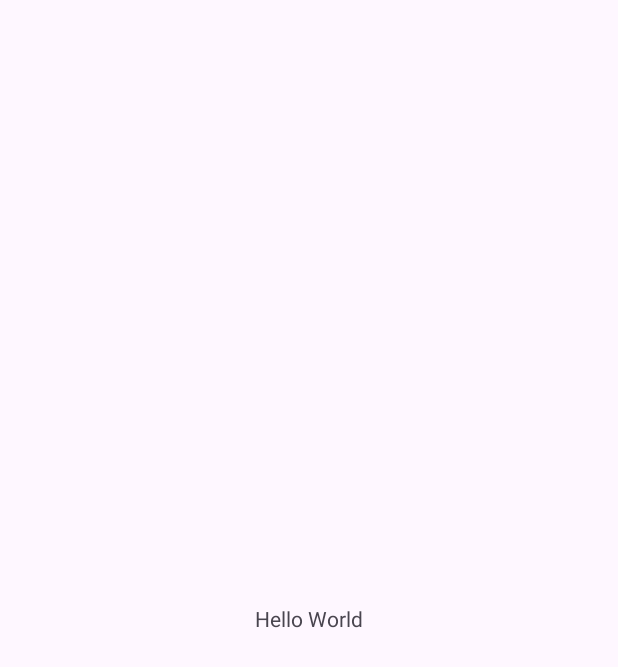
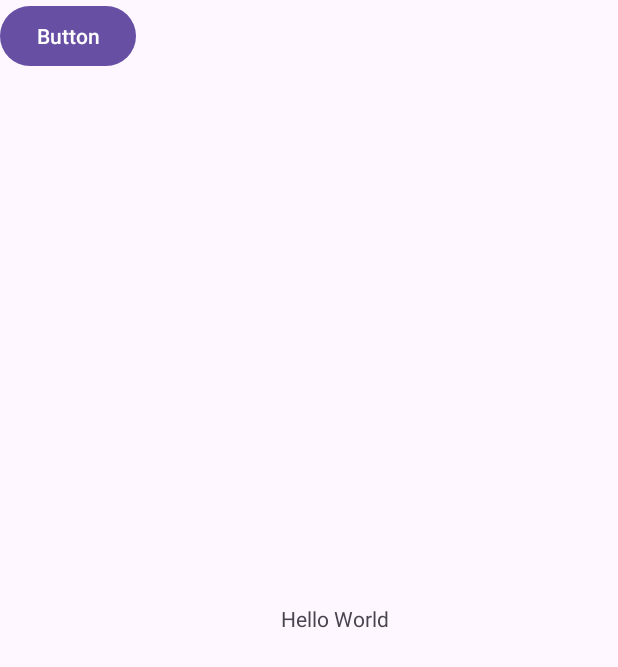
Before and after one commit to NUTTOD/DentisAI, an Android app: the screen it shows after launch (MainActivity), on a phone screen of 412 x 824 dp. Before the commit the part shown is almost empty. Shown: the top 667 px of the screen. Run offline under Robolectric (Android 15) with nearby library versions, the phone set to English and light mode, and no system bars.

Commit message:
เขียนไรก็ได้

```diff
--- a/app/src/main/res/layout/activity_main.xml
+++ b/app/src/main/res/layout/activity_main.xml
@@ -13,7 +13,18 @@
         android:text="Hello World"
         app:layout_constraintBottom_toBottomOf="parent"
         app:layout_constraintEnd_toEndOf="parent"
+        app:layout_constraintHorizontal_bias="0.55"
         app:layout_constraintStart_toStartOf="parent"
         app:layout_constraintTop_toTopOf="parent" />
 
+    <Button
+        android:id="@+id/button"
+        android:layout_width="wrap_content"
+        android:layout_height="wrap_content"
+        android:text="Button"
+        android:visibility="visible"
+        tools:layout_editor_absoluteX="178dp"
+        tools:layout_editor_absoluteY="389dp"
+        tools:visibility="visible" />
+
 </androidx.constraintlayout.widget.ConstraintLayout>
```
